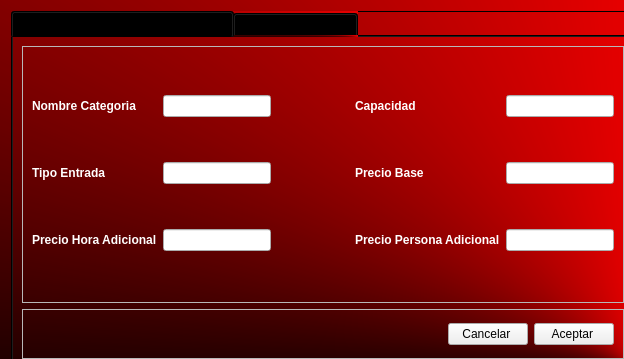
This is Motel/Vista/gui/VentanaConfiguracion.ui in juanhoyos06/AppIntouch as Qt 5 draws it before an edit. The edited form follows.
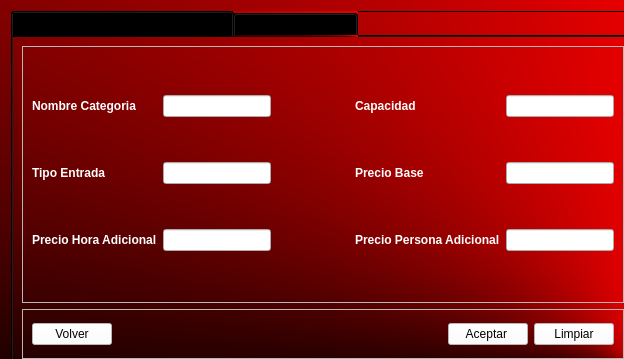
This is the edited form.

```diff
--- a/Motel/Vista/gui/VentanaConfiguracion.ui
+++ b/Motel/Vista/gui/VentanaConfiguracion.ui
@@ -277,6 +277,29 @@
            <enum>QFrame::Raised</enum>
           </property>
           <layout class="QHBoxLayout" name="horizontalLayout_2">
+           <item>
+            <widget class="QPushButton" name="pushButton_volver_DC">
+             <property name="styleSheet">
+              <string notr="true">QPushButton{
+	background-color: rgb(255, 255, 255);
+	
+	font: 10pt &quot;MS Shell Dlg 2&quot;;
+
+}
+
+QPushButton:hover{
+	
+	background-color: rgb(170, 170, 170);
+	
+	font: 10pt &quot;MS Shell Dlg 2&quot;;
+
+}</string>
+             </property>
+             <property name="text">
+              <string>Volver</string>
+             </property>
+            </widget>
+           </item>
            <item>
             <spacer name="horizontalSpacer_4">
              <property name="orientation">
@@ -290,20 +313,52 @@
              </property>
             </spacer>
            </item>
-           <item>
-            <widget class="QPushButton" name="pushButton_cancelar">
-             <property name="text">
-              <string>Cancelar </string>
-             </property>
-            </widget>
-           </item>
            <item>
             <widget class="QPushButton" name="pushButton_aceptar">
+             <property name="styleSheet">
+              <string notr="true">QPushButton{
+	background-color: rgb(255, 255, 255);
+	
+	font: 10pt &quot;MS Shell Dlg 2&quot;;
+
+}
+
+QPushButton:hover{
+	
+	background-color: rgb(170, 170, 170);
+	
+	font: 10pt &quot;MS Shell Dlg 2&quot;;
+
+}</string>
+             </property>
              <property name="text">
               <string>Aceptar </string>
              </property>
             </widget>
            </item>
+           <item>
+            <widget class="QPushButton" name="pushButton_limpiar_categoria">
+             <property name="styleSheet">
+              <string notr="true">QPushButton{
+	background-color: rgb(255, 255, 255);
+	
+	font: 10pt &quot;MS Shell Dlg 2&quot;;
+
+}
+
+QPushButton:hover{
+	
+	background-color: rgb(170, 170, 170);
+	
+	font: 10pt &quot;MS Shell Dlg 2&quot;;
+
+}</string>
+             </property>
+             <property name="text">
+              <string>Limpiar</string>
+             </property>
+            </widget>
+           </item>
           </layout>
          </widget>
         </item>
```
Left out of the diff: 94 changed lines with no effect on the pictures.
